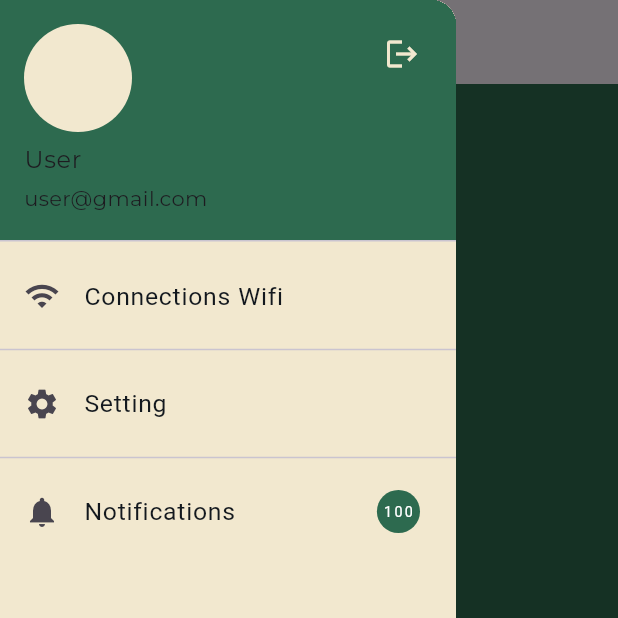
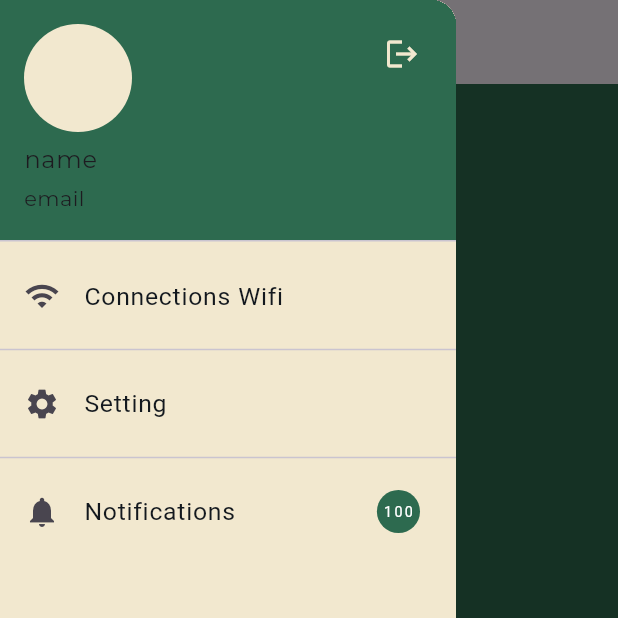
Before and after one commit to 0Ahmad0/smart-planter, a Flutter app: the HomeScreen screen opened by its route, with the side drawer open, on a phone screen of 412 x 824 dp, the top half of it. Run offline on Flutter 3.47's test engine with Material 3 defaults, Android fonts, the phone set to English and light mode, and no system bars; our stand-ins replace carousel_slider, cloud_firestore, firebase_auth, firebase_core, flutter_screenutil, flutter_spinkit and 6 more; missing offline and left inert: dart:ffi; accounts and stored records are empty; network calls fail.

Commit message:
feat: add profile logic

```diff
--- a/lib/app/controller/provider/auth_provider.dart
+++ b/lib/app/controller/provider/auth_provider.dart
@@ -30,6 +30,7 @@ class AuthProvider with ChangeNotifier{
     bool checkPhoneOrEmailFound =await FirebaseFun.checkPhoneOrEmailFound(email:user.email, phone: '', cardId: '');
     var result;
     if(checkPhoneOrEmailFound){
+
      result =await FirebaseFun.signup(email: user.email, password: user.password);
     if(result['status']){
       user.uid=result['body']?.uid;
@@ -158,7 +159,6 @@ class AuthProvider with ChangeNotifier{
   }
   bool isEmailVerification() {
     return FirebaseFun.auth.currentUser?.emailVerified??false;
-
   }
   sendEmailVerification(context,) async{
     var result =await FirebaseFun.sendEmailVerification();
--- a/lib/app/widgets/drawer_widget.dart
+++ b/lib/app/widgets/drawer_widget.dart
@@ -3,25 +3,38 @@ import 'dart:ffi';
 import 'package:flutter/material.dart';
 import 'package:flutter_screenutil/flutter_screenutil.dart';
 import 'package:get/get.dart';
+import 'package:provider/provider.dart';
 import 'package:smart_plans/app/controller/auth_controller.dart';
 import 'package:smart_plans/core/route/app_route.dart';
 import 'package:smart_plans/core/utils/app_string.dart';
 import 'package:smart_plans/core/utils/color_manager.dart';
 import 'package:smart_plans/core/utils/styles_manager.dart';
 
+import '../../core/local/storage.dart';
+import '../controller/provider/profile_provider.dart';
 import 'list_tile_drawer_item.dart';
 
-class DrawerWidget extends StatelessWidget {
+class DrawerWidget extends StatefulWidget {
   const DrawerWidget({super.key});
+
+  @override
+  State<DrawerWidget> createState() => _DrawerWidgetState();
+}
+
+class _DrawerWidgetState extends State<DrawerWidget> {
 
   @override
   Widget build(BuildContext context) {
     return Drawer(
       child: Column(
         children: [
+      ChangeNotifierProvider<ProfileProvider>.value(
+      value: Provider.of<ProfileProvider>(context),
+      child: Consumer<ProfileProvider>(
+        builder: (context, profileProvider, child) =>
           UserAccountsDrawerHeader(
-            accountName: Text('User'),
-            accountEmail: Text('user@gmail.com'),
+            accountName: Text(  '${profileProvider.user.name}',),
+            accountEmail: Text(  '${profileProvider.user.email}',),
             otherAccountsPictures: [
               IconButton(
                   onPressed: () {
@@ -39,7 +52,7 @@ class DrawerWidget extends StatelessWidget {
             decoration: BoxDecoration(
               color: ColorManager.primary,
             ),
-          ),
+          ))),
           ListTileDrawerItem(
             text: AppString.connectionWifi,
             icon: Icons.wifi,
@@ -76,7 +89,8 @@ class DrawerWidget extends StatelessWidget {
           ListTileDrawerItem(
             text: 'Log out',
             icon: Icons.logout,
-            onTap: (){
+            onTap: () async {
+              await AppStorage.depose();
               Get.back();
               Get.offAllNamed(AppRoute.loginRoute);
             },
--- a/lib/core/utils/app_string.dart
+++ b/lib/core/utils/app_string.dart
@@ -11,6 +11,7 @@ class AppString {
   static const confirmPassword = "Confirm Password";
   static const allReadyHaveAccount = "all ready have Account ? ";
   static const send = "Send";
+  static const update = "Update";
   static const resetPassword = "Reset password";
   static const  verifyEmail= "Verify Email";
   static const emailRecoveryDescription =
```
Also changed, not shown: lib/app/controller/auth_controller.dart (+14 -0 lines), lib/app/controller/profile_controller.dart (+19 -19 lines), lib/app/controller/provider/profile_provider.dart (+9 -5 lines), lib/app/controller/utils/firebase.dart (+17 -18 lines), lib/app/pages/setting_screen.dart (+46 -7 lines), lib/app/pages/verify_email_screen.dart (+14 -0 lines), pubspec.yaml (+9 -6 lines), pubspec.lock.
